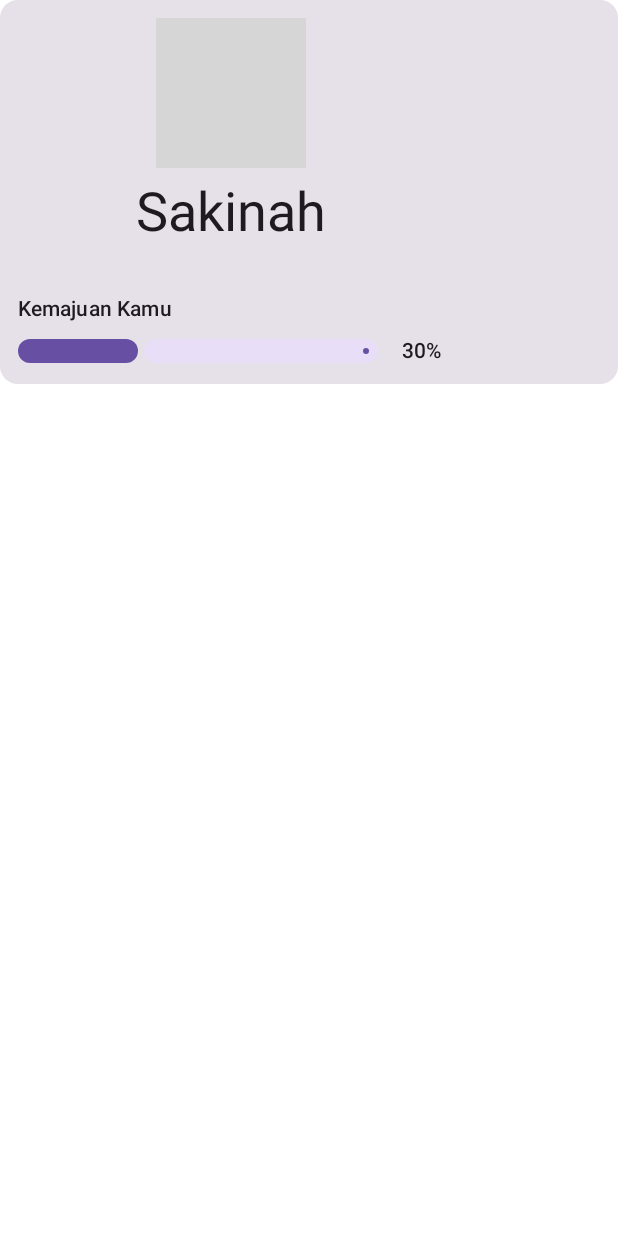
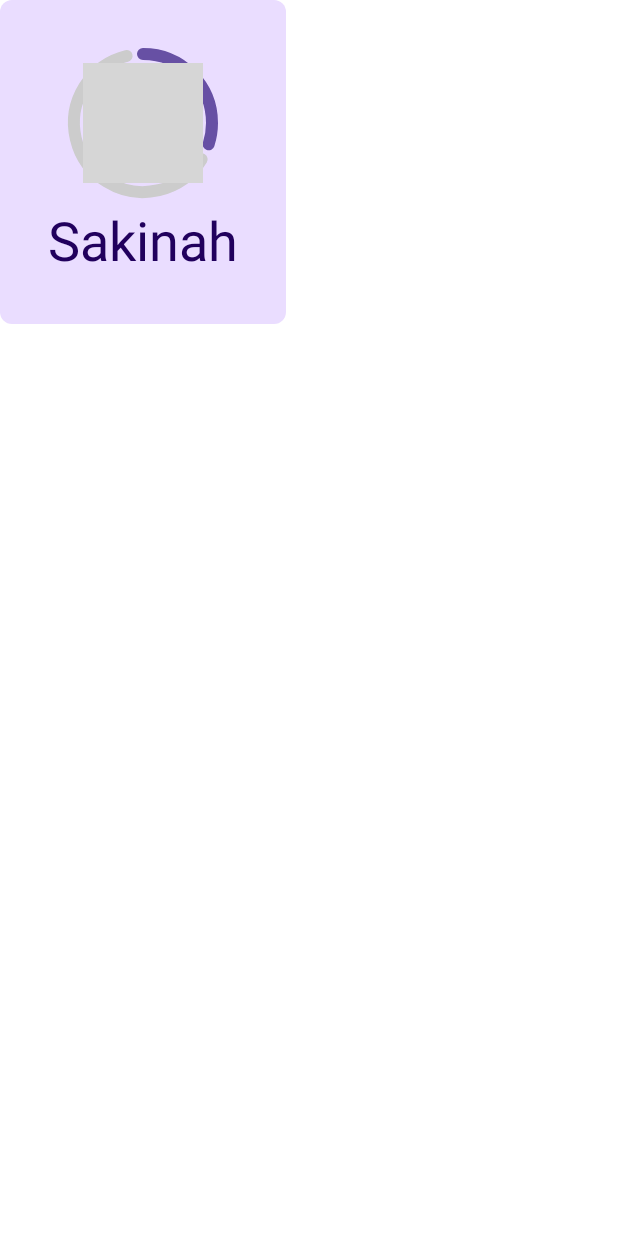
Before and after one commit to ihfazhillah/daily-tracker-child, an Android app built with Jetpack Compose: the @Preview function ProfileCardPreview, on a phone screen of 412 x 824 dp. Run offline under Robolectric (Android 15) with nearby library versions, the phone set to English and light mode, and no system bars; network calls fail; pictures from the network do not load; grey boxes are pictures that could not be loaded.

Commit message:
refine profile card and child picker

```diff
--- a/app/build.gradle.kts
+++ b/app/build.gradle.kts
@@ -21,8 +21,8 @@ android {
         applicationId = "com.ihfazh.dailytrackerchild"
         minSdk = 28
         targetSdk = 34
-        versionCode = 4
-        versionName = "1.3"
+        versionCode = 5
+        versionName = "2.0"
 
         testInstrumentationRunner = "androidx.test.runner.AndroidJUnitRunner"
         vectorDrawables {
--- a/app/src/main/java/com/ihfazh/dailytrackerchild/components/ProfileCard.kt
+++ b/app/src/main/java/com/ihfazh/dailytrackerchild/components/ProfileCard.kt
@@ -1,17 +1,29 @@
 package com.ihfazh.dailytrackerchild.components
 
+import androidx.compose.foundation.background
 import androidx.compose.foundation.clickable
+import androidx.compose.foundation.layout.Arrangement
+import androidx.compose.foundation.layout.Box
 import androidx.compose.foundation.layout.Column
 import androidx.compose.foundation.layout.Spacer
+import androidx.compose.foundation.layout.fillMaxSize
 import androidx.compose.foundation.layout.fillMaxWidth
 import androidx.compose.foundation.layout.height
 import androidx.compose.foundation.layout.padding
+import androidx.compose.foundation.layout.width
+import androidx.compose.foundation.shape.RoundedCornerShape
 import androidx.compose.material3.Card
+import androidx.compose.material3.CircularProgressIndicator
 import androidx.compose.material3.MaterialTheme
 import androidx.compose.material3.Text
 import androidx.compose.runtime.Composable
 import androidx.compose.ui.Alignment
 import androidx.compose.ui.Modifier
+import androidx.compose.ui.draw.blur
+import androidx.compose.ui.draw.clip
+import androidx.compose.ui.draw.shadow
+import androidx.compose.ui.graphics.Color
+import androidx.compose.ui.graphics.StrokeCap
 import androidx.compose.ui.tooling.preview.Preview
 import androidx.compose.ui.unit.dp
 import kotlinx.serialization.Serializable
@@ -37,7 +49,9 @@ typealias OnProfileClicked = (profile: ProfileItem) -> Unit
 @Composable
 fun ProfileCard(profile: ProfileItem, modifier: Modifier = Modifier, onProfileClicked: OnProfileClicked = {}){
     val child = Child(profile.avatarUrl, profile.name)
-    Card(modifier = modifier.fillMaxWidth().clickable { onProfileClicked.invoke(profile) }){
+    Card(modifier = modifier
+        .fillMaxWidth()
+        .clickable { onProfileClicked.invoke(profile) }){
         Column(
             horizontalAlignment = Alignment.CenterHorizontally,
             modifier = Modifier
@@ -58,9 +72,47 @@ fun ProfileCard(profile: ProfileItem, modifier: Modifier = Modifier, onProfileCl
 }
 
 
+@Composable
+fun ProfileWithProgress(profile: ProfileItem, modifier: Modifier = Modifier, onProfileClicked: OnProfileClicked = {}){
+    val child = Child(profile.avatarUrl, profile.name)
+
+    Column(modifier = modifier
+        .clickable { onProfileClicked.invoke(profile) }
+        .clip(RoundedCornerShape(8.dp))
+        .background(MaterialTheme.colorScheme.primaryContainer)
+        .padding(32.dp),
+        verticalArrangement = Arrangement.spacedBy(8.dp),
+        horizontalAlignment = Alignment.CenterHorizontally
+    ) {
+        Column(modifier = Modifier
+            .width(100.dp)
+            .height(100.dp)) {
+            Box(modifier = Modifier
+                .fillMaxSize(),
+                contentAlignment = Alignment.Center,
+            ){
+                Avatar(child, width = 80.dp)
+                CircularProgressIndicator(
+                    progress = { profile.progress },
+                    color = MaterialTheme.colorScheme.primary,
+                    trackColor = Color.LightGray,
+                    strokeWidth = 8.dp,
+                    strokeCap = StrokeCap.Round,
+                    modifier = Modifier
+                        .width(100.dp)
+                        .height(100.dp)
+                )
+            }
+        }
+
+        Text(text = child.name, style = MaterialTheme.typography.displaySmall, color = MaterialTheme.colorScheme.onPrimaryContainer, maxLines = 1)
+    }
+}
+
+
 @Preview
 @Composable
 fun ProfileCardPreview(){
     val profile = ProfileItem("hello", "Sakinah", "https://www.shutterstock.com/image-vector/man-faceless-avatar-260nw-1013409094.jpg", 0.3F)
-    ProfileCard(profile = profile)
+    ProfileWithProgress(profile = profile)
 }
--- a/app/src/main/java/com/ihfazh/dailytrackerchild/components/Progress.kt
+++ b/app/src/main/java/com/ihfazh/dailytrackerchild/components/Progress.kt
@@ -67,7 +67,7 @@ fun CircleProgress(progress: Float, modifier: Modifier = Modifier, diameter: Dp
         contentAlignment = Alignment.Center
     ){
         CircularProgressIndicator(
-            progress = progress,
+            progress = { progress },
             color = MaterialTheme.colorScheme.primary,
             trackColor = Color.LightGray,
             strokeWidth = 8.dp,
```
Also changed, not shown: app/src/main/java/com/ihfazh/dailytrackerchild/pages/child_picker/ChildPicker.kt (+9 -5 lines).
